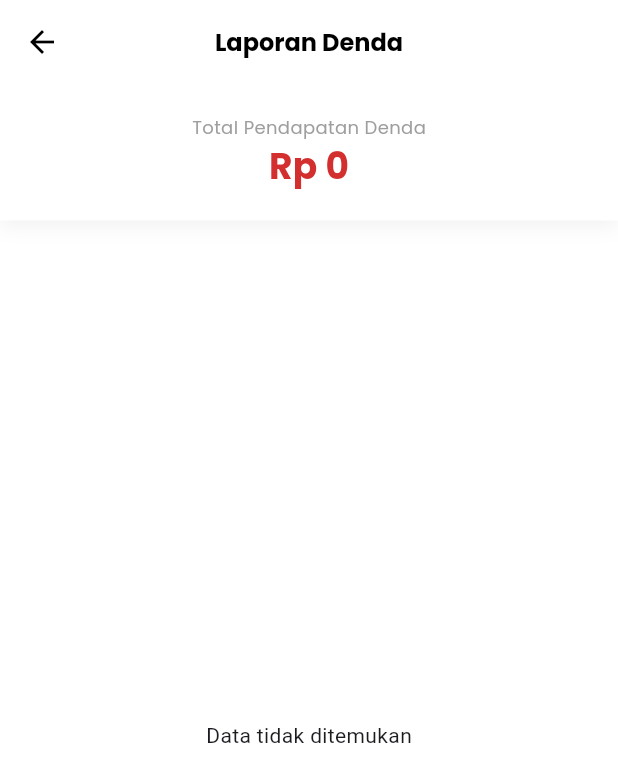
After one commit to Adella0/LATIHAN_UKK, a Flutter app: the DashboardAdminScreen screen opened directly, after a tap on "Total denda", on a phone screen of 412 x 824 dp. The commit adds this screen. Shown: the top 782 px of the screen. Run offline on Flutter 3.47's test engine with Material 3 defaults, Android fonts, the phone set to English and light mode, and no system bars; our stand-ins replace fl_chart, google_fonts, image_picker, supabase_flutter; accounts and stored records are empty.

Commit message:
detail denda

```diff
--- a/lib/features/admin/dashboard/dashboard_admin_screen.dart
+++ b/lib/features/admin/dashboard/dashboard_admin_screen.dart
@@ -4,6 +4,7 @@ import 'package:supabase_flutter/supabase_flutter.dart';
 import 'package:fl_chart/fl_chart.dart';
 import 'daftar_riwayat_aktivitas.dart';
 import '../ui/profil.dart';
+import 'detail_denda.dart';
 
 class DashboardAdminScreen extends StatefulWidget {
   const DashboardAdminScreen({super.key});
@@ -170,8 +171,18 @@ class _DashboardAdminScreenState extends State<DashboardAdminScreen> {
       mainAxisAlignment: MainAxisAlignment.spaceBetween,
       children: [
         _buildStatCard("Total alat", totalAlat),
-          _buildStatCard("Total pengguna", penggunaAktif), // Nama diubah
-          _buildStatCard("Total denda", totalDenda), // Nama diubah
+        _buildStatCard("Total pengguna", penggunaAktif),
+
+        // Bungkus Card Denda dengan GestureDetector
+        GestureDetector(
+          onTap: () {
+            Navigator.push(
+              context,
+              MaterialPageRoute(builder: (context) => const DetailDendaPage())
+            );
+          },
+          child: _buildStatCard("Total denda", totalDenda),
+        ),
       ],
     ),
   );
--- /dev/null
+++ b/lib/features/admin/dashboard/detail_denda.dart
@@ -0,0 +1,160 @@
+import 'package:flutter/material.dart';
+import 'package:google_fonts/google_fonts.dart';
+import 'package:supabase_flutter/supabase_flutter.dart';
+import 'package:intl/intl.dart';
+
+class DetailDendaPage extends StatefulWidget {
+  const DetailDendaPage({super.key});
+
+  @override
+  State<DetailDendaPage> createState() => _DetailDendaPageState();
+}
+
+class _DetailDendaPageState extends State<DetailDendaPage> {
+  bool _isLoading = true;
+  List<Map<String, dynamic>> _listDenda = [];
+
+  @override
+  void initState() {
+    super.initState();
+    _fetchDendaBulanan();
+  }
+
+  Future<void> _fetchDendaBulanan() async {
+    try {
+      final supabase = Supabase.instance.client;
+      final response = await supabase.from('denda').select('''
+              id_denda,
+              total_denda,
+              jumlah_terlambat,
+              peminjaman:id_kembali (
+                users:peminjam_id (
+                  nama
+                )
+              )
+            ''');
+
+      if (mounted) {
+        setState(() {
+          _listDenda = List<Map<String, dynamic>>.from(response);
+          _isLoading = false;
+        });
+      }
+    } catch (e) {
+      debugPrint("ERROR: $e");
+      if (mounted) setState(() => _isLoading = false);
+    }
+  }
+
+  @override
+  Widget build(BuildContext context) {
+    int totalDenda = 0;
+    for (var item in _listDenda) {
+      totalDenda += (item['total_denda'] as num? ?? 0).toInt();
+    }
+
+    return Scaffold(
+      // MENGUBAH BACKGROUND MENJADI PUTIH
+      backgroundColor: Colors.white,
+      appBar: AppBar(
+        title: Text("Laporan Denda",
+            style: GoogleFonts.poppins(
+                color: Colors.black, fontSize: 16, fontWeight: FontWeight.bold)),
+        backgroundColor: Colors.white,
+        elevation: 0,
+        centerTitle: true,
+        iconTheme: const IconThemeData(color: Colors.black),
+      ),
+      body: Column(
+        children: [
+          Container(
+            width: double.infinity,
+            padding: const EdgeInsets.all(20),
+            decoration: BoxDecoration(
+              color: Colors.white,
+              // Shadow tipis agar tetap terlihat elegan di background putih
+              boxShadow: [
+                BoxShadow(
+                  color: Colors.black.withOpacity(0.05),
+                  blurRadius: 10,
+                  offset: const Offset(0, 5),
+                )
+              ],
+            ),
+            child: Column(
+              children: [
+                Text("Total Pendapatan Denda",
+                    style: GoogleFonts.poppins(fontSize: 12, color: Colors.grey)),
+                Text(
+                  NumberFormat.currency(
+                          locale: 'id', symbol: 'Rp ', decimalDigits: 0)
+                      .format(totalDenda),
+                  style: GoogleFonts.poppins(
+                      fontSize: 24,
+                      fontWeight: FontWeight.bold,
+                      color: Colors.red.shade700),
+                ),
+              ],
+            ),
+          ),
+          const SizedBox(height: 10),
+          Expanded(
+            child: _isLoading
+                ? const Center(child: CircularProgressIndicator())
+                : _listDenda.isEmpty
+                    ? const Center(child: Text("Data tidak ditemukan"))
+                    : ListView.builder(
+                        padding: const EdgeInsets.symmetric(horizontal: 15),
+                        itemCount: _listDenda.length,
+                        itemBuilder: (context, index) {
+                          final item = _listDenda[index];
+
+                          final String namaUser =
+                              item['peminjaman']?['users']?['nama'] ??
+                                  "User #${item['id_kembali']}";
+                          final int terlambat = item['jumlah_terlambat'] ?? 0;
+                          final int nominal =
+                              (item['total_denda'] as num? ?? 0).toInt();
+
+                          return Card(
+                            margin: const EdgeInsets.only(bottom: 10),
+                            elevation: 0,
+                            color: Colors.white, // Card tetap putih
+                            shape: RoundedRectangleBorder(
+                              borderRadius: BorderRadius.circular(12),
+                              side: BorderSide(color: Colors.grey.shade100),
+                            ),
+                            child: ListTile(
+                              leading: CircleAvatar(
+                                // MENGUBAH AVATAR MENJADI ABU-ABU
+                                backgroundColor: Colors.grey.shade200,
+                                child: Icon(Icons.person,
+                                    color: Colors.grey.shade600),
+                              ),
+                              title: Text(namaUser,
+                                  style: GoogleFonts.poppins(
+                                      fontWeight: FontWeight.bold,
+                                      fontSize: 13)),
+                              subtitle: Text("Terlambat: $terlambat Hari",
+                                  style: GoogleFonts.poppins(fontSize: 11)),
+                              trailing: Text(
+                                NumberFormat.currency(
+                                        locale: 'id',
+                                        symbol: 'Rp ',
+                                        decimalDigits: 0)
+                                    .format(nominal),
+                                style: GoogleFonts.poppins(
+                                    fontWeight: FontWeight.bold,
+                                    color: Colors.red.shade700,
+                                    fontSize: 13),
+                              ),
+                            ),
+                          );
+                        },
+                      ),
+          ),
+        ],
+      ),
+    );
+  }
+}
--- a/lib/main.dart
+++ b/lib/main.dart
@@ -1,6 +1,7 @@
 import 'package:flutter/material.dart';
 import 'package:supabase_flutter/supabase_flutter.dart';
 import 'core/constants/app_routes.dart';
+import 'package:intl/date_symbol_data_local.dart';
 
 void main() async {
   WidgetsFlutterBinding.ensureInitialized();
@@ -10,6 +11,7 @@ void main() async {
     anonKey: 'sb_publishable__CzlJitG8VMKtzjUNKirVw_T3Pb0bJF', // Masukkan key asli kamu
   );
 
+  await initializeDateFormatting('id', null);
   runApp(const MyApp());
 }
 
```
Also changed, not shown: lib/features/admin/dashboard/detail_riwayat_aktivitas.dart (deleted). Lines whose indentation alone changed are shown as unchanged.
